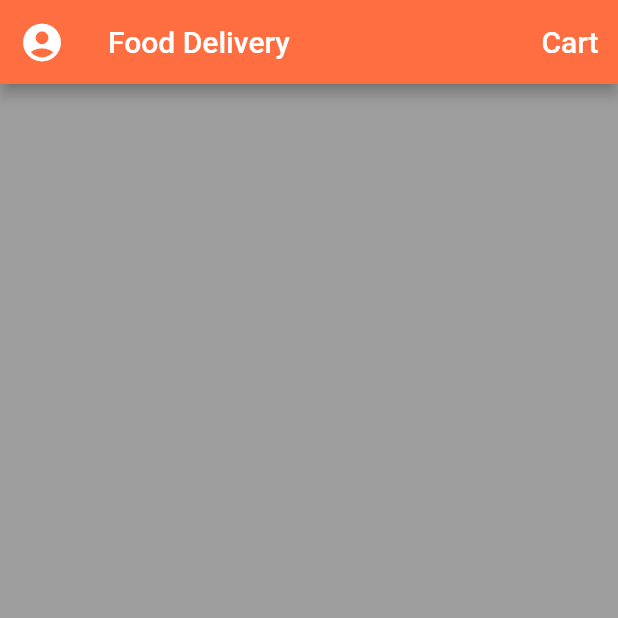
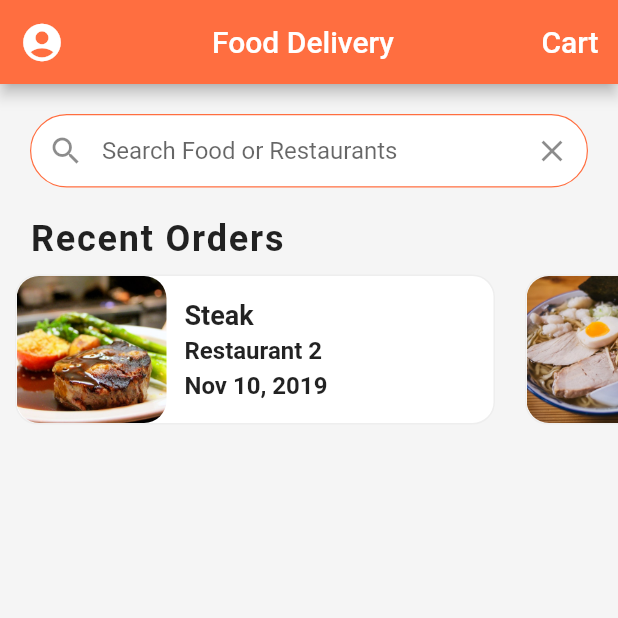
Before and after one commit to Jhay4Julian/food_delivery_ui, a Flutter app: the screen it shows after launch, on a phone screen of 412 x 824 dp, the top half of it. Run offline on Flutter 3.47's test engine with Material 2 defaults, Android fonts, the phone set to English and light mode, and no system bars.

Commit message:
search bar & recent orders

```diff
--- a/lib/main.dart
+++ b/lib/main.dart
@@ -14,7 +14,7 @@ class MyApp extends StatelessWidget {
       title: 'Food Delivery UI',
       theme: ThemeData(
         primaryColor: Colors.deepOrangeAccent,
-        scaffoldBackgroundColor: Colors.grey
+        scaffoldBackgroundColor: Colors.grey[100]
       ),
       home: HomeScreen(),
     );
--- a/lib/screens/home_screen.dart
+++ b/lib/screens/home_screen.dart
@@ -1,4 +1,5 @@
 import 'package:flutter/material.dart';
+import 'package:flutter_food_delivery_ui/widgets/recent_orders.dart';
 
 class HomeScreen extends StatefulWidget {
 
@@ -14,13 +15,41 @@ class _HomeScreenState extends State<HomeScreen> {
         backgroundColor: Colors.deepOrangeAccent,
         leading: IconButton(
           onPressed: (){},
-          icon: Icon(Icons.account_circle, size: 30.0,)),
-        title: Text('Food Delivery'),
+          icon: const Icon(Icons.account_circle, size: 30.0,)),
+        title: const Center(child: Text('Food Delivery')),
         actions: [
           TextButton(
             onPressed: (){},
             child: Text('Cart', style: TextStyle(fontSize: 20.0, color: Colors.white),))
         ],
+      ),
+      body: ListView(
+        children: [
+          Padding(
+            padding: const EdgeInsets.all(20.0),
+            child: TextField(
+              decoration: InputDecoration(
+                contentPadding: EdgeInsets.symmetric(vertical: 15.0),
+                fillColor: Colors.white,
+                filled: true,
+                border: OutlineInputBorder(
+                  borderRadius: BorderRadius.circular(30.0),
+                  borderSide: BorderSide(width: 0.8),
+                ),
+                enabledBorder: OutlineInputBorder(
+                  borderRadius: BorderRadius.circular(30.0),
+                  borderSide: BorderSide(width: 0.8, color: Theme.of(context).primaryColor),
+                ),
+                hintText: 'Search Food or Restaurants',
+                prefixIcon: const Icon(Icons.search),
+                suffixIcon: IconButton(
+                  icon: const Icon(Icons.clear),
+                  onPressed: (){},),
+              ),
+            ),
+          ),
+          RecentOrders()
+        ],
       )
     );
   }
--- /dev/null
+++ b/lib/widgets/recent_orders.dart
@@ -0,0 +1,95 @@
+import 'package:flutter/material.dart';
+import 'package:flutter_food_delivery_ui/data/data.dart';
+import 'package:flutter_food_delivery_ui/models/order.dart';
+
+class RecentOrders extends StatelessWidget {
+  _buildRecentOrder (BuildContext context, Order order) {
+    return Container(
+      margin: EdgeInsets.all(10.0),
+      width: 320.0,
+      decoration: BoxDecoration(
+        color: Colors.white,
+        borderRadius: BorderRadius.circular(15.0),
+        border: Border.all(
+          width: 1.0,
+          color: Colors.grey[200]
+        ),
+        ),
+      child: Row(
+        children: [
+          ClipRRect(
+            borderRadius: BorderRadius.circular(15.0),
+            child: Image(
+              height: 100.0,
+              width: 100.0,
+              image: AssetImage(order.food.imageUrl),
+              fit: BoxFit.cover,
+            ),
+          ),
+          Container(
+            margin: EdgeInsets.all(12.0),
+            child: Column(
+              crossAxisAlignment: CrossAxisAlignment.start,
+              mainAxisAlignment: MainAxisAlignment.center,
+              children: [
+                Text(order.food.name,
+                style: TextStyle(
+                  fontSize: 18.0,
+                  fontWeight: FontWeight.bold,
+                ),
+                overflow: TextOverflow.ellipsis,
+                ),
+                SizedBox(height: 4.0),
+                Text(order.restaurant.name,
+                style: TextStyle(
+                  fontSize: 16.0,
+                  fontWeight: FontWeight.w600,
+                ),
+                overflow: TextOverflow.ellipsis,
+                ),
+                SizedBox(height: 4.0),
+                Text(order.date,
+                style: TextStyle(
+                  fontSize: 16.0,
+                  fontWeight: FontWeight.w600,
+                ),
+                overflow: TextOverflow.ellipsis,
+                ),
+              ],
+            ),
+          ),
+        ],
+      ),
+    );
+  }
+
+  @override
+  Widget build(BuildContext context) {
+    return Column(
+      crossAxisAlignment: CrossAxisAlignment.start,
+      children: [
+        Padding(
+          padding: EdgeInsets.symmetric(horizontal: 20.0),
+          child: Text('Recent Orders',
+          style: TextStyle(
+            fontSize: 24.0,
+            fontWeight: FontWeight.w600,
+            letterSpacing: 1.2
+            ),
+          ),
+        ),
+        Container(
+          height: 120.0,
+          child: ListView.builder(
+            scrollDirection: Axis.horizontal,
+            itemCount: currentUser.orders.length,
+            itemBuilder: (BuildContext context, int index) {
+              Order order = currentUser.orders[index];
+            return _buildRecentOrder(context, order);
+            }
+          ),
+        )
+      ],
+    );
+  }
+}
--- a/pubspec.yaml
+++ b/pubspec.yaml
@@ -29,6 +29,7 @@ dependencies:
   cupertino_icons: ^1.0.0
 
 dev_dependencies:
+  flutter_lints: ^1.0.4
   flutter_test:
     sdk: flutter
 
```
Also changed, not shown: pubspec.lock.
